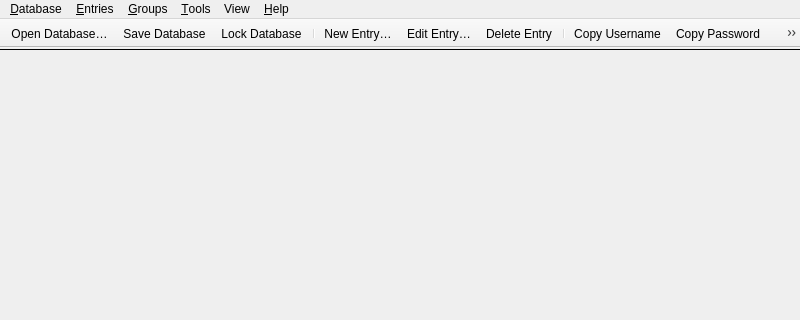
Before: the Qt Designer form src/gui/MainWindow.ui in OpenVireo/openvireo, drawn with Qt 5; both pictures show x 0 to 800 and y 0 to 320 of the 800 by 600 pixel window.
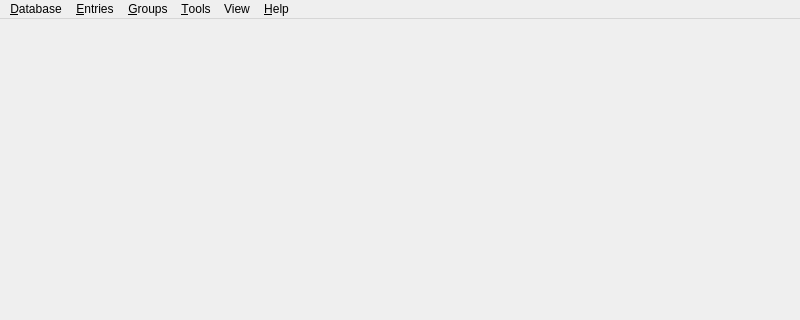
After: the same form once the commit is applied. Custom widgets are drawn as their Qt base class.

Patch:
```diff
--- a/src/gui/MainWindow.ui
+++ b/src/gui/MainWindow.ui
@@ -42,16 +42,6 @@
     <property name="bottomMargin">
      <number>0</number>
     </property>
-    <item>
-     <widget class="Line" name="toolbarSeparator">
-      <property name="frameShadow">
-       <enum>QFrame::Plain</enum>
-      </property>
-      <property name="orientation">
-       <enum>Qt::Horizontal</enum>
-      </property>
-     </widget>
-    </item>
     <item>
      <widget class="QStackedWidget" name="stackedWidget">
       <property name="sizePolicy">
@@ -401,45 +391,6 @@
    <addaction name="menuView"/>
    <addaction name="menuHelp"/>
   </widget>
-  <widget class="KPToolBar" name="toolBar">
-   <property name="contextMenuPolicy">
-    <enum>Qt::PreventContextMenu</enum>
-   </property>
-   <property name="movable">
-    <bool>false</bool>
-   </property>
-   <property name="iconSize">
-    <size>
-     <width>26</width>
-     <height>26</height>
-    </size>
-   </property>
-   <attribute name="toolBarArea">
-    <enum>TopToolBarArea</enum>
-   </attribute>
-   <attribute name="toolBarBreak">
-    <bool>false</bool>
-   </attribute>
-   <addaction name="actionDatabaseOpen"/>
-   <addaction name="actionDatabaseSave"/>
-   <addaction name="actionLockDatabaseToolbar"/>
-   <addaction name="separator"/>
-   <addaction name="actionEntryNew"/>
-   <addaction name="actionEntryEdit"/>
-   <addaction name="actionEntryDelete"/>
-   <addaction name="separator"/>
-   <addaction name="actionEntryCopyUsername"/>
-   <addaction name="actionEntryCopyPassword"/>
-   <addaction name="actionEntryCopyURL"/>
-   <addaction name="actionEntryAutoType"/>
-   <addaction name="separator"/>
-   <addaction name="actionDatabaseSettings"/>
-   <addaction name="actionReports"/>
-   <addaction name="separator"/>
-   <addaction name="actionPasswordGenerator"/>
-   <addaction name="actionSettings"/>
-   <addaction name="separator"/>
-  </widget>
   <action name="actionQuit">
    <property name="text">
     <string>&amp;Quit</string>
@@ -1308,11 +1259,6 @@
     <string notr="true">Ctrl+R</string>
    </property>
   </action>
-  <action name="actionLockDatabaseToolbar">
-   <property name="text">
-    <string>&amp;Lock Database</string>
-   </property>
-  </action>
   <action name="actionExportXML">
    <property name="text">
     <string>&amp;XML File…</string>
@@ -1401,11 +1347,6 @@
    <header>gui/WelcomeWidget.h</header>
    <container>1</container>
   </customwidget>
-  <customwidget>
-   <class>KPToolBar</class>
-   <extends>QToolBar</extends>
-   <header>gui/widgets/KPToolBar.h</header>
-  </customwidget>
  </customwidgets>
  <resources/>
  <connections/>
```
Left out of the diff: 30 changed lines with no effect on the pictures.
